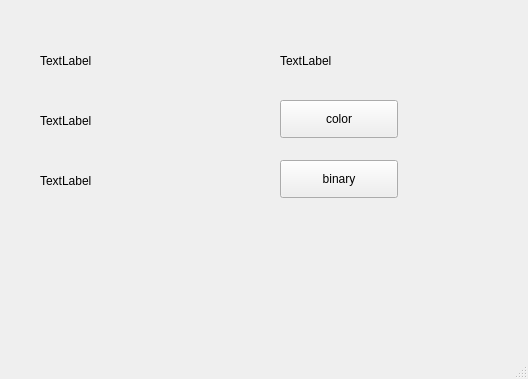
Above: src/qt_gui/ui/uart_gui.ui from kev1nCh1u/motion_capture before the change. Below: the same form after it.
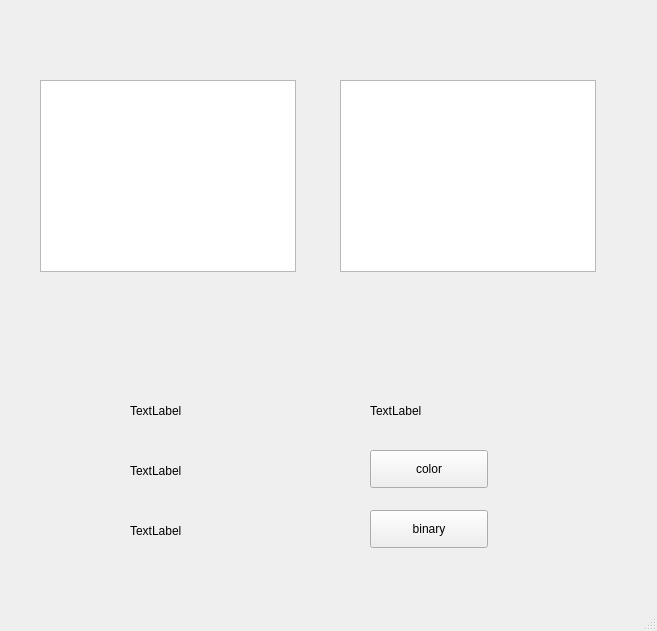
That is the form after the change.

Commit message: qt uart

Diff of the .ui file:
```diff
--- a/src/qt_gui/ui/uart_gui.ui
+++ b/src/qt_gui/ui/uart_gui.ui
@@ -6,8 +6,8 @@
    <rect>
     <x>0</x>
     <y>0</y>
-    <width>528</width>
-    <height>379</height>
+    <width>657</width>
+    <height>631</height>
    </rect>
   </property>
   <property name="windowTitle">
@@ -17,8 +17,8 @@
    <widget class="QLabel" name="label">
     <property name="geometry">
      <rect>
-      <x>40</x>
-      <y>50</y>
+      <x>130</x>
+      <y>400</y>
       <width>211</width>
       <height>22</height>
      </rect>
@@ -30,8 +30,8 @@
    <widget class="QPushButton" name="pushButton">
     <property name="geometry">
      <rect>
-      <x>280</x>
-      <y>100</y>
+      <x>370</x>
+      <y>450</y>
       <width>118</width>
       <height>38</height>
      </rect>
@@ -43,8 +43,8 @@
    <widget class="QPushButton" name="pushButton_2">
     <property name="geometry">
      <rect>
-      <x>280</x>
-      <y>160</y>
+      <x>370</x>
+      <y>510</y>
       <width>118</width>
       <height>38</height>
      </rect>
@@ -56,8 +56,8 @@
    <widget class="QLabel" name="label_2">
     <property name="geometry">
      <rect>
-      <x>280</x>
-      <y>50</y>
+      <x>370</x>
+      <y>400</y>
       <width>211</width>
       <height>22</height>
      </rect>
@@ -69,8 +69,8 @@
    <widget class="QLabel" name="label_3">
     <property name="geometry">
      <rect>
-      <x>40</x>
-      <y>110</y>
+      <x>130</x>
+      <y>460</y>
       <width>211</width>
       <height>22</height>
      </rect>
@@ -82,8 +82,8 @@
    <widget class="QLabel" name="label_4">
     <property name="geometry">
      <rect>
-      <x>40</x>
-      <y>170</y>
+      <x>130</x>
+      <y>520</y>
       <width>211</width>
       <height>22</height>
      </rect>
@@ -92,6 +92,26 @@
      <string>TextLabel</string>
     </property>
    </widget>
+   <widget class="QGraphicsView" name="graphicsView">
+    <property name="geometry">
+     <rect>
+      <x>40</x>
+      <y>80</y>
+      <width>256</width>
+      <height>192</height>
+     </rect>
+    </property>
+   </widget>
+   <widget class="QGraphicsView" name="graphicsView_2">
+    <property name="geometry">
+     <rect>
+      <x>340</x>
+      <y>80</y>
+      <width>256</width>
+      <height>192</height>
+     </rect>
+    </property>
+   </widget>
   </widget>
   <widget class="QMenuBar" name="menubar">
    <property name="geometry">
```
Left out of the diff: 2 changed lines with no effect on the pictures. The commit also changes 1 other file.
